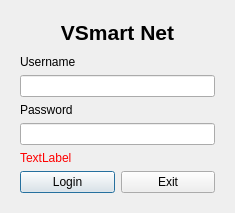
Before: the Qt Designer form VSmartNet/views/LoginDialog.ui in vuta1927/testing, drawn with Qt 5.
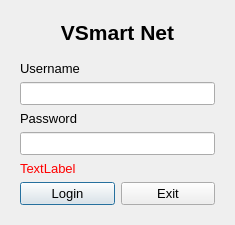
After: the same form once the commit is applied. Icons and pictures are not drawn.

The edit to the form file:
```diff
--- a/VSmartNet/views/LoginDialog.ui
+++ b/VSmartNet/views/LoginDialog.ui
@@ -7,7 +7,7 @@
     <x>0</x>
     <y>0</y>
     <width>235</width>
-    <height>213</height>
+    <height>225</height>
    </rect>
   </property>
   <property name="windowTitle">
@@ -22,6 +22,11 @@
         <property name="enabled">
          <bool>true</bool>
         </property>
+        <property name="font">
+         <font>
+          <pointsize>10</pointsize>
+         </font>
+        </property>
         <property name="styleSheet">
          <string notr="true">color: rgb(255, 0, 0);</string>
         </property>
@@ -34,6 +39,11 @@
        <layout class="QHBoxLayout" name="horizontalLayout">
         <item>
          <widget class="QPushButton" name="btnLogin">
+          <property name="font">
+           <font>
+            <pointsize>10</pointsize>
+           </font>
+          </property>
           <property name="text">
            <string>Login</string>
           </property>
@@ -45,6 +55,11 @@
         </item>
         <item>
          <widget class="QPushButton" name="btnExit">
+          <property name="font">
+           <font>
+            <pointsize>10</pointsize>
+           </font>
+          </property>
           <property name="text">
            <string>Exit</string>
           </property>
@@ -71,6 +86,11 @@
       </item>
       <item row="2" column="0">
        <widget class="QLabel" name="label">
+        <property name="font">
+         <font>
+          <pointsize>10</pointsize>
+         </font>
+        </property>
         <property name="text">
          <string>Username</string>
         </property>
@@ -78,16 +98,32 @@
       </item>
       <item row="4" column="0">
        <widget class="QLabel" name="label_2">
+        <property name="font">
+         <font>
+          <pointsize>10</pointsize>
+         </font>
+        </property>
         <property name="text">
          <string>Password</string>
         </property>
        </widget>
       </item>
       <item row="3" column="0">
-       <widget class="QLineEdit" name="txtUsername"/>
+       <widget class="QLineEdit" name="txtUsername">
+        <property name="font">
+         <font>
+          <pointsize>10</pointsize>
+         </font>
+        </property>
+       </widget>
       </item>
       <item row="5" column="0">
        <widget class="QLineEdit" name="txtPassword">
+        <property name="font">
+         <font>
+          <pointsize>10</pointsize>
+         </font>
+        </property>
         <property name="echoMode">
          <enum>QLineEdit::Password</enum>
         </property>
```
Left out of the diff: 10 changed lines with no effect on the pictures.
